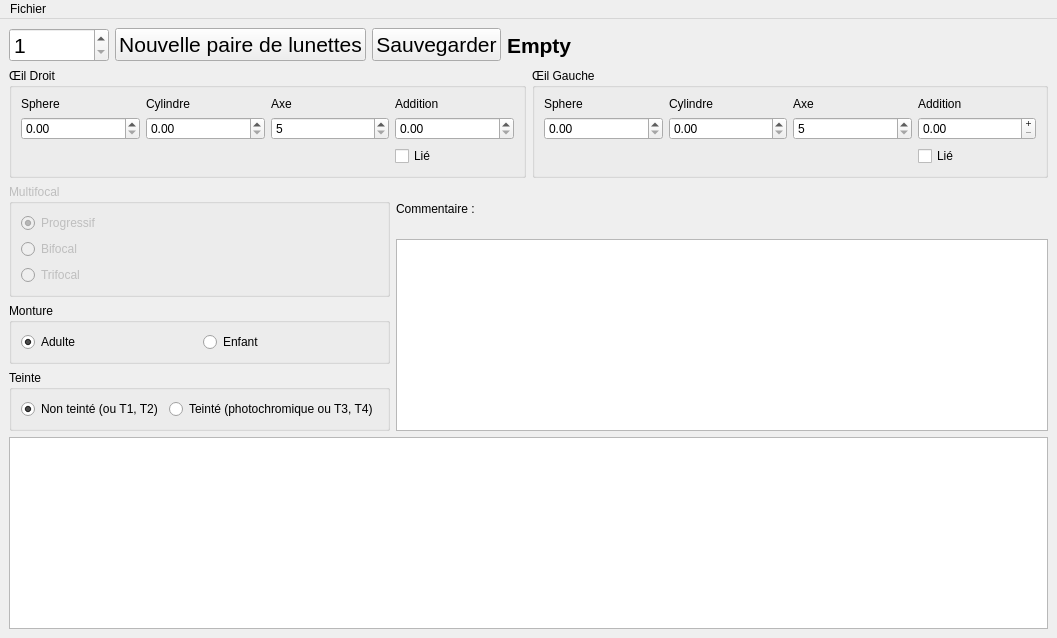
First picture: the form in inventory.ui, repository Oripy/Oryx, before the edit.
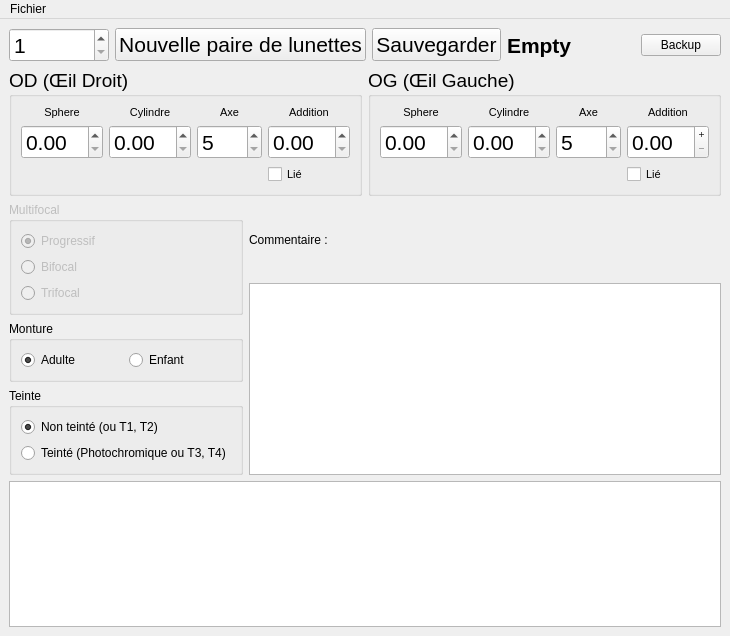
Second picture: the form after the edit. Custom widgets are drawn as their Qt base class.

```diff
--- a/inventory.ui
+++ b/inventory.ui
@@ -6,8 +6,8 @@
    <rect>
     <x>0</x>
     <y>0</y>
-    <width>1057</width>
-    <height>638</height>
+    <width>714</width>
+    <height>636</height>
    </rect>
   </property>
   <property name="windowTitle">
@@ -100,41 +100,85 @@
           </property>
          </spacer>
         </item>
+        <item>
+         <widget class="QPushButton" name="backupButton">
+          <property name="focusPolicy">
+           <enum>Qt::ClickFocus</enum>
+          </property>
+          <property name="text">
+           <string>Backup</string>
+          </property>
+         </widget>
+        </item>
        </layout>
       </item>
       <item>
        <layout class="QHBoxLayout" name="eyesLayout">
         <item>
          <widget class="QGroupBox" name="rightEyeGroupBox">
+          <property name="font">
+           <font>
+            <pointsize>14</pointsize>
+           </font>
+          </property>
           <property name="title">
-           <string>Œil Droit</string>
+           <string>OD (Œil Droit)</string>
           </property>
           <layout class="QGridLayout" name="gridLayout_7">
            <item row="0" column="0">
             <layout class="QGridLayout" name="rightEyeLayout">
              <item row="0" column="0">
               <widget class="QLabel" name="label_2">
+               <property name="font">
+                <font>
+                 <pointsize>8</pointsize>
+                </font>
+               </property>
                <property name="text">
                 <string>Sphere</string>
                </property>
+               <property name="alignment">
+                <set>Qt::AlignCenter</set>
+               </property>
               </widget>
              </item>
              <item row="0" column="3">
               <widget class="QLabel" name="label_5">
+               <property name="font">
+                <font>
+                 <pointsize>8</pointsize>
+                </font>
+               </property>
                <property name="text">
                 <string>Addition</string>
                </property>
+               <property name="alignment">
+                <set>Qt::AlignCenter</set>
+               </property>
               </widget>
              </item>
              <item row="0" column="2">
               <widget class="QLabel" name="label_4">
+               <property name="font">
+                <font>
+                 <pointsize>8</pointsize>
+                </font>
+               </property>
                <property name="text">
                 <string>Axe</string>
                </property>
+               <property name="alignment">
+                <set>Qt::AlignCenter</set>
+               </property>
               </widget>
              </item>
              <item row="1" column="2">
               <widget class="angleSpinBox" name="rAxisSpin">
+               <property name="font">
+                <font>
+                 <pointsize>16</pointsize>
+                </font>
+               </property>
                <property name="minimum">
                 <number>5</number>
                </property>
@@ -148,13 +192,26 @@
              </item>
              <item row="0" column="1">
               <widget class="QLabel" name="label_3">
+               <property name="font">
+                <font>
+                 <pointsize>8</pointsize>
+                </font>
+               </property>
                <property name="text">
                 <string>Cylindre</string>
                </property>
+               <property name="alignment">
+                <set>Qt::AlignCenter</set>
+               </property>
               </widget>
              </item>
              <item row="2" column="3">
               <widget class="QCheckBox" name="rLinkCheckbox">
+               <property name="font">
+                <font>
+                 <pointsize>8</pointsize>
+                </font>
+               </property>
                <property name="focusPolicy">
                 <enum>Qt::ClickFocus</enum>
                </property>
@@ -164,13 +221,31 @@
               </widget>
              </item>
              <item row="1" column="3">
-              <widget class="dotSpinBox" name="rAddSpin"/>
+              <widget class="dotSpinBox" name="rAddSpin">
+               <property name="font">
+                <font>
+                 <pointsize>16</pointsize>
+                </font>
+               </property>
+              </widget>
              </item>
              <item row="1" column="1">
-              <widget class="negativeZeroSpinBox" name="rCylSpin"/>
+              <widget class="negativeZeroSpinBox" name="rCylSpin">
+               <property name="font">
+                <font>
+                 <pointsize>16</pointsize>
+                </font>
+               </property>
+              </widget>
              </item>
              <item row="1" column="0">
-              <widget class="dotSpinBox" name="rSphereSpin"/>
+              <widget class="dotSpinBox" name="rSphereSpin">
+               <property name="font">
+                <font>
+                 <pointsize>16</pointsize>
+                </font>
+               </property>
+              </widget>
              </item>
             </layout>
            </item>
@@ -179,35 +254,69 @@
         </item>
         <item>
          <widget class="QGroupBox" name="leftEyeGroupBox">
+          <property name="font">
+           <font>
+            <pointsize>14</pointsize>
+           </font>
+          </property>
           <property name="title">
-           <string>Œil Gauche</string>
+           <string>OG (Œil Gauche)</string>
           </property>
           <layout class="QGridLayout" name="gridLayout_8">
            <item row="0" column="0">
             <layout class="QGridLayout" name="leftEyeLayout">
              <item row="0" column="2">
               <widget class="QLabel" name="label_8">
+               <property name="font">
+                <font>
+                 <pointsize>8</pointsize>
+                </font>
+               </property>
                <property name="text">
                 <string>Axe</string>
                </property>
+               <property name="alignment">
+                <set>Qt::AlignCenter</set>
+               </property>
               </widget>
              </item>
              <item row="0" column="1">
               <widget class="QLabel" name="label_9">
+               <property name="font">
+                <font>
+                 <pointsize>8</pointsize>
+                </font>
+               </property>
                <property name="text">
                 <string>Cylindre</string>
                </property>
+               <property name="alignment">
+                <set>Qt::AlignCenter</set>
+               </property>
               </widget>
              </item>
              <item row="0" column="0">
               <widget class="QLabel" name="label_6">
+               <property name="font">
+                <font>
+                 <pointsize>8</pointsize>
+                </font>
+               </property>
                <property name="text">
                 <string>Sphere</string>
                </property>
+               <property name="alignment">
+                <set>Qt::AlignCenter</set>
+               </property>
               </widget>
              </item>
              <item row="1" column="2">
               <widget class="angleSpinBox" name="lAxisSpin">
+               <property name="font">
+                <font>
+                 <pointsize>16</pointsize>
+                </font>
+               </property>
                <property name="minimum">
                 <number>5</number>
                </property>
@@ -221,13 +330,26 @@
              </item>
              <item row="0" column="3">
               <widget class="QLabel" name="label_7">
+               <property name="font">
+                <font>
+                 <pointsize>8</pointsize>
+                </font>
+               </property>
                <property name="text">
                 <string>Addition</string>
                </property>
+               <property name="alignment">
+                <set>Qt::AlignCenter</set>
+               </property>
               </widget>
              </item>
              <item row="2" column="3">
               <widget class="QCheckBox" name="lLinkCheckbox">
+               <property name="font">
+                <font>
+                 <pointsize>8</pointsize>
+                </font>
+               </property>
                <property name="focusPolicy">
                 <enum>Qt::ClickFocus</enum>
                </property>
@@ -237,13 +359,30 @@
               </widget>
              </item>
              <item row="1" column="0">
-              <widget class="dotSpinBox" name="lSphereSpin"/>
+              <widget class="dotSpinBox" name="lSphereSpin">
+               <property name="font">
+                <font>
+                 <pointsize>16</pointsize>
+                </font>
+               </property>
+              </widget>
              </item>
              <item row="1" column="1">
-              <widget class="negativeZeroSpinBox" name="lCylSpin"/>
+              <widget class="negativeZeroSpinBox" name="lCylSpin">
+               <property name="font">
+                <font>
+                 <pointsize>16</pointsize>
+                </font>
+               </property>
+              </widget>
              </item>
              <item row="1" column="3">
               <widget class="dotSpinBox" name="lAddSpin">
+               <property name="font">
+                <font>
+                 <pointsize>16</pointsize>
+                </font>
+               </property>
                <property name="buttonSymbols">
                 <enum>QAbstractSpinBox::PlusMinus</enum>
                </property>
@@ -355,25 +494,21 @@
             </property>
             <layout class="QGridLayout" name="gridLayout_6">
              <item row="0" column="0">
-              <layout class="QHBoxLayout" name="solarLayout">
-               <item>
-                <widget class="QRadioButton" name="solarRadioNo">
-                 <property name="text">
-                  <string>Non teinté (ou T1, T2)</string>
-                 </property>
-                 <property name="checked">
-                  <bool>true</bool>
-                 </property>
-                </widget>
-               </item>
-               <item>
-                <widget class="QRadioButton" name="solarRadioYes">
-                 <property name="text">
-                  <string>Teinté (photochromique ou T3, T4)</string>
-                 </property>
-                </widget>
-               </item>
-              </layout>
+              <widget class="QRadioButton" name="solarRadioNo">
+               <property name="text">
+                <string>Non teinté (ou T1, T2)</string>
+               </property>
+               <property name="checked">
+                <bool>true</bool>
+               </property>
+              </widget>
+             </item>
+             <item row="1" column="0">
+              <widget class="QRadioButton" name="solarRadioYes">
+               <property name="text">
+                <string>Teinté (Photochromique ou T3, T4)</string>
+               </property>
+              </widget>
              </item>
             </layout>
            </widget>
@@ -397,9 +532,17 @@
               <verstretch>0</verstretch>
              </sizepolicy>
             </property>
+            <property name="font">
+             <font>
+              <pointsize>10</pointsize>
+             </font>
+            </property>
             <property name="tabChangesFocus">
              <bool>true</bool>
             </property>
+            <property name="backgroundVisible">
+             <bool>false</bool>
+            </property>
            </widget>
           </item>
          </layout>
@@ -440,8 +583,8 @@
     <rect>
      <x>0</x>
      <y>0</y>
-     <width>1057</width>
-     <height>22</height>
+     <width>714</width>
+     <height>21</height>
     </rect>
    </property>
    <widget class="QMenu" name="fileMenu">
```
Left out of the diff: 38 changed lines with no effect on the pictures.
